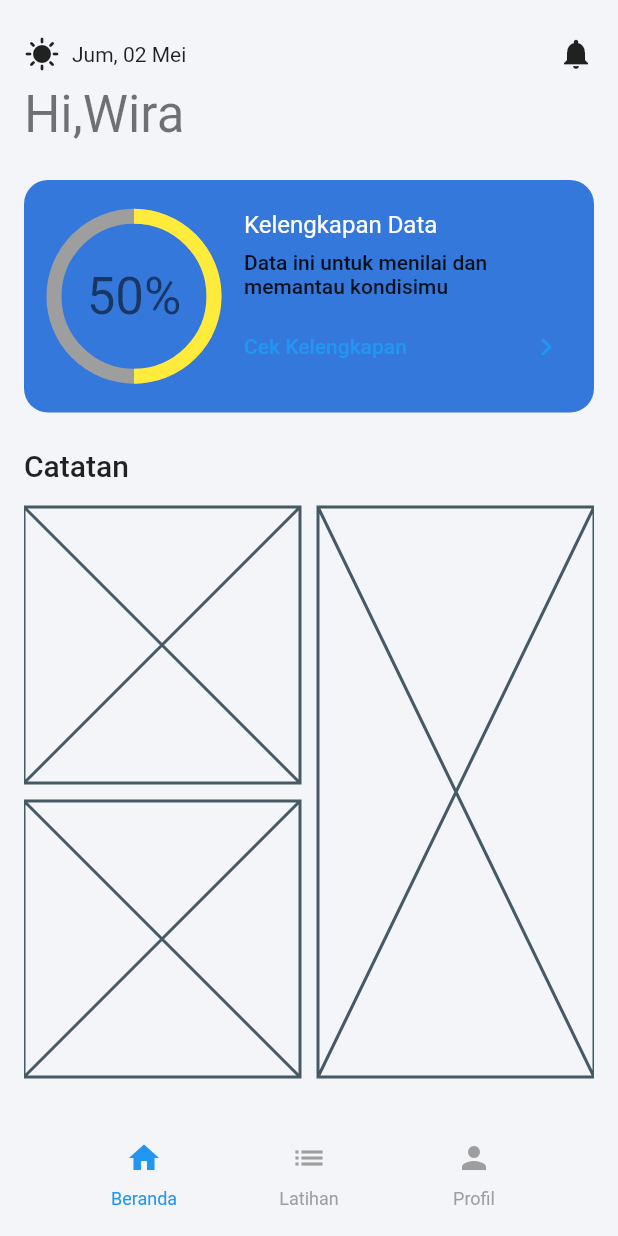
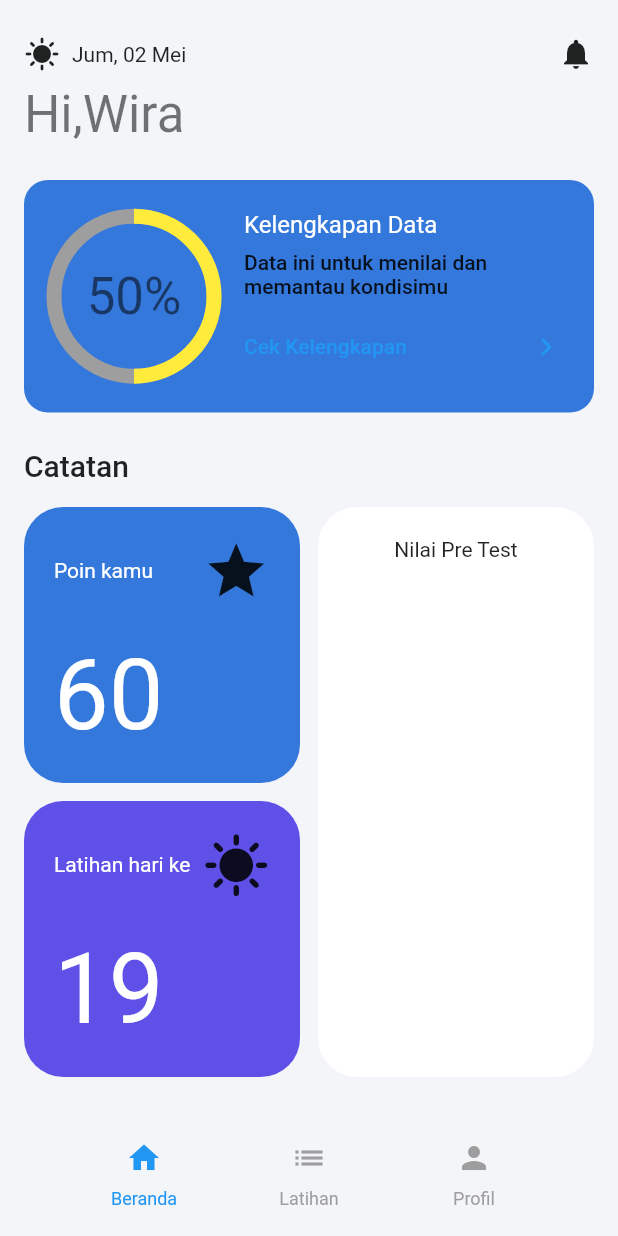
Before and after one commit to ekotyoo/sepo-fk, a Flutter app: the HomeScreen screen opened by its route, on a phone screen of 412 x 824 dp. Run offline on Flutter 3.47's test engine with Material 2 defaults, Android fonts, the phone set to English and light mode, and no system bars; our stand-ins replace dio, flutter_riverpod, formz, fpdart, freezed_annotation, go_router and 3 more; accounts and stored records are empty; generated files the repository leaves out were written again; Roboto replaces fonts that are missing (SF Pro).

Commit message:
feat: catatan

```diff
--- a/lib/features/home/home_screen.dart
+++ b/lib/features/home/home_screen.dart
@@ -151,13 +151,61 @@ class _HomeNote extends StatelessWidget {
                 children: [
                   Expanded(
                     child: Container(
-                      child: Placeholder(),
+                      padding: const EdgeInsets.all(20),
+                      decoration: BoxDecoration(
+                          borderRadius: BorderRadius.circular(26),
+                          color: kColorPrimary),
+                      child: Column(
+                        crossAxisAlignment: CrossAxisAlignment.start,
+                        children: [
+                          Row(
+                            children: [
+                              Text(
+                                'Poin kamu',
+                                style: TextStyle(color: Colors.white, fontSize: 14),
+                              ),
+                              Spacer(),
+                              Icon(Icons.star, size: 45,)
+                            ],
+                          ),
+                          Spacer(),
+                          Text(
+                            '60',
+                            style: TextStyle(color: Colors.white, fontSize: 65
+                            ),
+                          )
+                        ],
+                      ),
                     ),
                   ),
                   const SizedBox(height: 12),
                   Expanded(
                     child: Container(
-                      child: Placeholder(),
+                      padding: const EdgeInsets.all(20),
+                      decoration: BoxDecoration(
+                          borderRadius: BorderRadius.circular(26),
+                          color: kColorSecondary),
+                      child: Column(
+                        crossAxisAlignment: CrossAxisAlignment.start,
+                        children: [
+                          Row(
+                            children: [
+                              Text(
+                                'Latihan hari ke',
+                                style: TextStyle(color: Colors.white, fontSize: 14),
+                              ),
+                              Spacer(),
+                              Icon(Icons.sunny, size: 45,)
+                            ],
+                          ),
+                          Spacer(),
+                          Text(
+                            '19',
+                            style: TextStyle(color: Colors.white, fontSize: 65
+                            ),
+                          )
+                        ],
+                      ),
                     ),
                   ),
                 ],
@@ -167,7 +215,16 @@ class _HomeNote extends StatelessWidget {
             Container(
               height: width * 2,
               width: width - 6,
-              child: Placeholder(),
+              padding: const EdgeInsets.all(20),
+              decoration: BoxDecoration(
+                  borderRadius: BorderRadius.circular(26),
+                  color: Colors.white
+              ),
+              child: Column(
+                children: [
+                  Text("Nilai Pre Test")
+                ],
+              ),
             ),
           ],
         ),
```
Also changed, not shown: pubspec.lock.
